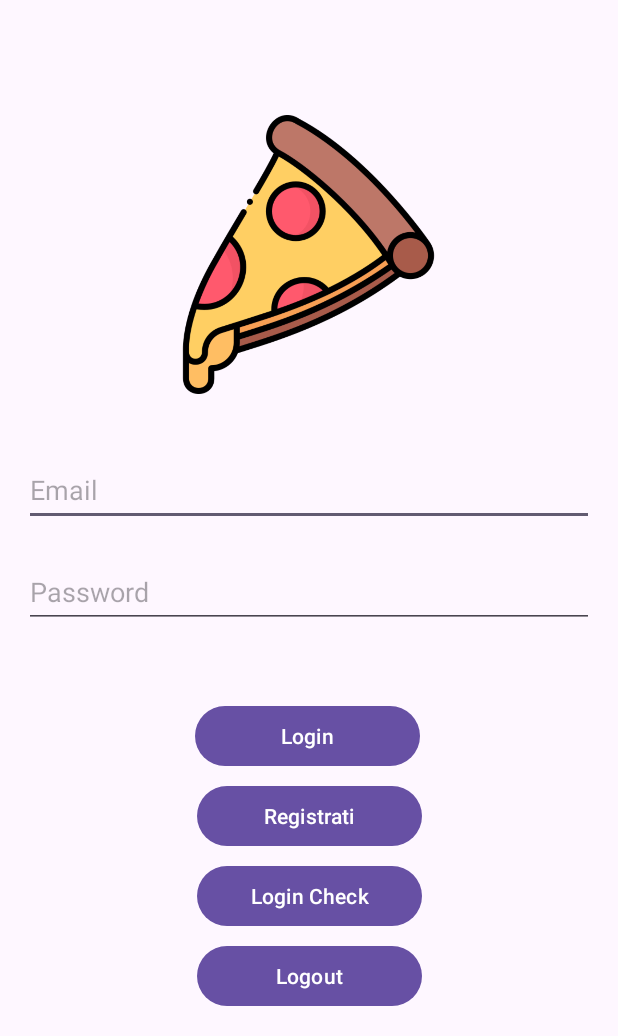
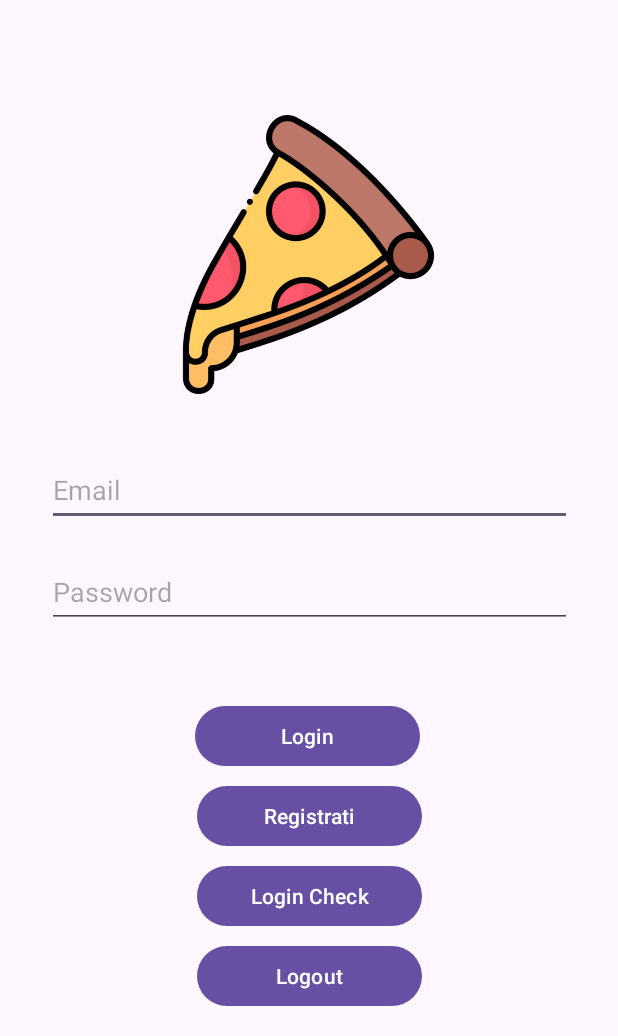
Before and after one commit to michele-vigliotta/HotSliceApp, an Android app built with Jetpack Compose: the screen it shows after launch (Login), after a tap on "Login", on a phone screen of 412 x 824 dp, the part 200-1236 px from its top. Run offline under Robolectric (Android 15) with nearby library versions, the phone set to English and light mode, and no system bars; our stand-ins replace Firebase (no records; nobody signed in at launch, a user with empty details on screens opened directly).

Commit message:
Small changes and comments

```diff
--- a/app/src/main/java/com/example/hotsliceapp/HomeActivity.kt
+++ b/app/src/main/java/com/example/hotsliceapp/HomeActivity.kt
@@ -55,6 +55,7 @@ class HomeActivity : AppCompatActivity() {
             Toast.makeText(baseContext, "Utente Disconnesso", Toast.LENGTH_SHORT)
                 .show()
             val intent = Intent(this, Login::class.java)
+            intent.flags = Intent.FLAG_ACTIVITY_NEW_TASK or Intent.FLAG_ACTIVITY_CLEAR_TASK
             startActivity(intent)
         }
     }
--- a/app/src/main/java/com/example/hotsliceapp/Login.kt
+++ b/app/src/main/java/com/example/hotsliceapp/Login.kt
@@ -26,13 +26,10 @@ class Login : AppCompatActivity() {
         val btnlogin : Button = findViewById(R.id.btnLogin)
         btnlogin.setOnClickListener {
             val email = (findViewById<EditText>(R.id.etEmail)).text.toString()
-
             val passw = (findViewById<EditText>(R.id.etPassword)).text.toString()
             loginUser(email, passw)
         }
         (findViewById<Button>(R.id.button2)).setOnClickListener {
-
-
             val authid = (auth.currentUser?.uid).toString()
             val documentSnapshot = db.collection("users").document(authid)
             documentSnapshot.get().addOnSuccessListener {
@@ -40,12 +37,10 @@ class Login : AppCompatActivity() {
                 val role = document.getString("role")
                 Toast.makeText(baseContext, "Role: $role", Toast.LENGTH_SHORT).show()
             }
-
-
         }
 
+        //codice logout
         (findViewById<Button>(R.id.button3)).setOnClickListener {
-
             auth.signOut()
             Toast.makeText(baseContext, "Utente Disconnesso", Toast.LENGTH_SHORT)
                 .show()
@@ -55,15 +50,14 @@ class Login : AppCompatActivity() {
     private fun loginUser(email: String, password: String) {
         auth.signInWithEmailAndPassword(email, password)
             .addOnCompleteListener(this) { task ->
-                if (task.isSuccessful) {
+                if (task.isSuccessful) { //login ok
                      val intent = Intent(this, HomeActivity::class.java)
-                    intent.flags = Intent.FLAG_ACTIVITY_NEW_TASK or Intent.FLAG_ACTIVITY_CLEAR_TASK
+                    intent.flags = Intent.FLAG_ACTIVITY_NEW_TASK or Intent.FLAG_ACTIVITY_CLEAR_TASK //elimina le altre activity
                     startActivity(intent)
-                    // Login riuscito, passa alla schermata principale(HomeActivity)
                     finish()
                 } else {
                     // Login fallito, mostra un messaggio di errore
-                    Toast.makeText(baseContext, "Autenticazione fallita.", Toast.LENGTH_SHORT)
+                    Toast.makeText(baseContext, "Autenticazione fallita. Assicurati di avere un account valido", Toast.LENGTH_SHORT)
                         .show()
                 }
             }
--- a/app/src/main/res/layout/activity_login.xml
+++ b/app/src/main/res/layout/activity_login.xml
@@ -33,23 +33,25 @@
 
     <EditText
         android:id="@+id/etEmail"
-        android:layout_width="match_parent"
+        android:layout_width="350dp"
         android:layout_height="48dp"
         android:layout_marginBottom="20dp"
         android:hint="Email"
         android:inputType="textEmailAddress"
         app:layout_constraintBottom_toTopOf="@+id/etPassword"
-        tools:layout_editor_absoluteX="-2dp" />
+        app:layout_constraintEnd_toEndOf="parent"
+        app:layout_constraintStart_toStartOf="parent" />
 
     <EditText
         android:id="@+id/etPassword"
-        android:layout_width="match_parent"
+        android:layout_width="350dp"
         android:layout_height="48dp"
         android:layout_marginBottom="48dp"
         android:hint="Password"
         android:inputType="textPassword"
         app:layout_constraintBottom_toTopOf="@+id/btnLogin"
-        tools:layout_editor_absoluteX="16dp" />
+        app:layout_constraintEnd_toEndOf="parent"
+        app:layout_constraintStart_toStartOf="parent" />
 
     <Button
         android:id="@+id/btnLogin"
```
